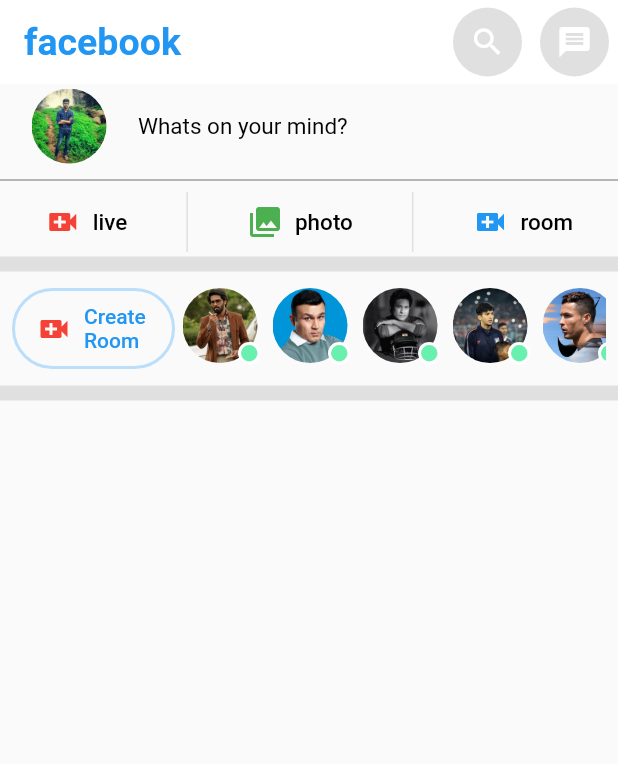
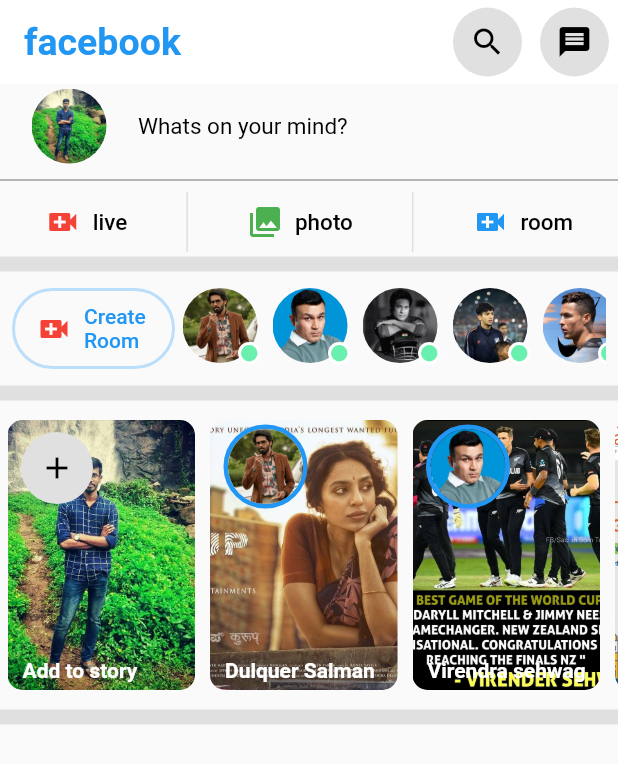
Before and after one commit to samueljazzjohn/flutter_facebook_clone, a Flutter app: the screen it shows after launch, on a phone screen of 412 x 824 dp. Shown: the top 764 px of the screen. Run offline on Flutter 3.47's test engine with Material 2 defaults, Android fonts, the phone set to English and light mode, and no system bars.

Commit message:
Story section completed

```diff
--- a/lib/Home.dart
+++ b/lib/Home.dart
@@ -2,14 +2,23 @@
 import 'package:flutter_facebook_clone/Sections/headerSectionButtons.dart';
 import 'package:flutter_facebook_clone/Sections/roomSections.dart';
 import 'package:flutter_facebook_clone/Sections/statusSection.dart';
-import 'package:flutter_facebook_clone/Widgets/appBarWidget.dart';
-import '';
+import 'package:flutter_facebook_clone/Sections/storySection.dart';
+import 'package:flutter_facebook_clone/Widgets/circularButton.dart';
 
 class Home extends StatelessWidget {
   const Home({Key? key}) : super(key: key);
 
   @override
   Widget build(BuildContext context) {
+      const Widget thinDivider=const Divider(
+              thickness: 1,
+              color:Colors.grey,
+            );
+      Widget thickDivider=Divider(
+              thickness: 10,
+              color: Colors.grey[300],
+            );
+
     return MaterialApp(
       title: 'facebook',
       theme: ThemeData(
@@ -28,12 +37,12 @@
             ),
           ),
           actions: [
-            AppBarWidget(
+            CircularButton(
                 buttonIcon: Icons.search,
                 buttonAction: () {
                   // print('Go to search page');
                 }),
-            AppBarWidget(
+            CircularButton(
                 buttonIcon: Icons.message,
                 buttonAction: () {
                   // print('go to messanger');
@@ -43,20 +52,13 @@
         body: ListView(
           children: [
             const  StatusSection(),
-            const Divider(
-              thickness: 1,
-              color:Colors.grey,
-            ),
+            thinDivider,
             HeaderSectionButtons(),
-            Divider(
-              thickness: 10,
-              color: Colors.grey[300],
-            ),
+            thickDivider,
             const RoomSection(),
-            Divider(
-              thickness: 10,
-              color: Colors.grey[300],
-            ),
+            thickDivider,
+            StorySection(),
+            thickDivider,
           ],
         ),
       ),
--- /dev/null
+++ b/lib/Sections/storySection.dart
@@ -0,0 +1,54 @@
+import 'package:flutter/material.dart';
+import 'package:flutter_facebook_clone/Widgets/storyCard.dart';
+import 'package:flutter_facebook_clone/assets.dart';
+
+class StorySection extends StatelessWidget {
+  const StorySection({Key? key}) : super(key: key);
+
+  @override
+  Widget build(BuildContext context) {
+    return Container(
+      height: 200,
+      child: ListView(
+        scrollDirection: Axis.horizontal,
+        children: [
+          StoryCard(
+            labelText: 'Add to story',
+            avatar: sam,
+            story: sam,
+            storyStatus: true,
+          ),
+          StoryCard(
+            labelText: 'Dulquer Salman',
+            avatar: dq,
+            story: dqPost,
+          ),
+          StoryCard(
+            labelText: 'Virendra sehwag',
+            avatar: viru,
+            story: viruPost,
+
+          ),
+          StoryCard(
+            labelText: 'Sachin Tendulkar',
+            avatar: sachin,
+            story: sachinPost,
+
+          ),
+          StoryCard(
+            labelText: 'Sahal Samad',
+            avatar: sahal,
+            story: sahalPost,
+
+          ),
+          StoryCard(
+            labelText: 'Cristiano Ronaldo',
+            avatar: cr7,
+            story: cr7Post,
+
+          ),
+        ],
+      ),
+    );
+  }
+}
--- a/lib/Widgets/appBarWidget.dart
+++ /dev/null
@@ -1,20 +0,0 @@
-import 'package:flutter/material.dart';
-
-class AppBarWidget extends StatelessWidget {
-  final IconData buttonIcon;
-  final void Function() buttonAction;
-  const AppBarWidget({ Key? key ,required this.buttonIcon,required this.buttonAction}) : super(key: key);
-
-  @override
-  Widget build(BuildContext context) {
-    return Container(
-      margin: const EdgeInsets.all(5),
-      decoration: BoxDecoration(
-        color: Colors.grey[300],
-        shape : BoxShape.circle,
-      ),
-      child: IconButton(onPressed: buttonAction,icon: Icon(buttonIcon),),
-
-    );
-  }
-}
--- a/lib/Widgets/avatar.dart
+++ b/lib/Widgets/avatar.dart
@@ -3,12 +3,24 @@
 class Avatar extends StatelessWidget {
   final String displayImage;
   final bool displayStatus;
-  const Avatar({Key? key, required this.displayImage,required this.displayStatus}) : super(key: key);
+  final bool displayBorder;
+  const Avatar(
+      {Key? key,
+      required this.displayImage,
+      required this.displayStatus,
+      this.displayBorder = false})
+      : super(key: key);
 
   @override
   Widget build(BuildContext context) {
     return Stack(children: [
       Container(
+        decoration: BoxDecoration(
+          shape: BoxShape.circle,
+          border: displayBorder
+              ? Border.all(color: Colors.blue, width: 3)
+              : Border(),
+        ),
         padding: EdgeInsets.only(right: 5, left: 5),
         child: ClipRRect(
             borderRadius: BorderRadius.circular(100),
--- /dev/null
+++ b/lib/Widgets/circularButton.dart
@@ -0,0 +1,28 @@
+import 'package:flutter/material.dart';
+
+class CircularButton extends StatelessWidget {
+  final IconData buttonIcon;
+  final void Function() buttonAction;
+  final Color iconColor;
+  CircularButton(
+      {Key? key,
+      required this.buttonIcon,
+      required this.buttonAction,
+      this.iconColor = Colors.black})
+      : super(key: key);
+
+  @override
+  Widget build(BuildContext context) {
+    return Container(
+      margin: const EdgeInsets.all(5),
+      decoration: BoxDecoration(
+        color: Colors.grey[300],
+        shape: BoxShape.circle,
+      ),
+      child: IconButton(
+        onPressed: buttonAction,
+        icon: Icon(buttonIcon,color:iconColor),
+      ),
+    );
+  }
+}
--- /dev/null
+++ b/lib/Widgets/storyCard.dart
@@ -0,0 +1,41 @@
+import 'package:flutter/material.dart';
+import 'package:flutter_facebook_clone/Widgets/avatar.dart';
+import 'package:flutter_facebook_clone/Widgets/circularButton.dart';
+import 'package:flutter_facebook_clone/assets.dart';
+
+class StoryCard extends StatelessWidget {
+  final String labelText;
+  final String avatar;
+  final String story;
+  final bool storyStatus;
+
+  const StoryCard({Key? key,required this.labelText,required this.avatar,required this.story,this.storyStatus=false}) : super(key: key);
+
+  @override
+  Widget build(BuildContext context) {
+    return Container(
+      width: 125,
+      margin: EdgeInsets.only(right: 5, left: 5, top: 10, bottom: 10),
+      decoration: BoxDecoration(
+          image: DecorationImage(image: AssetImage(story), fit: BoxFit.cover),
+          borderRadius: BorderRadius.circular(10)),
+      child: Stack(children: [
+        Positioned(
+            top: 3,
+            left: 4,
+            child: storyStatus ? CircularButton(
+                buttonIcon: Icons.add,
+                buttonAction: () {
+                  print('Strory create pressed');
+                }): Avatar(displayImage: avatar, displayStatus: false, displayBorder: true,)
+                ),
+        Positioned(
+            bottom: 5,
+            left: 10,
+            child: Text(labelText,
+                style: TextStyle(
+                    color: Colors.white, fontWeight: FontWeight.bold)))
+      ]),
+    );
+  }
+}
--- a/lib/assets.dart
+++ b/lib/assets.dart
@@ -9,3 +9,8 @@
 String viru = 'assets/Images/avatar/viru.jpg';
 
 // Posts
+String dqPost = 'assets/Images/posts/dq_post.jpg';
+String sachinPost = 'assets/Images/posts/sachin_post.jpg';
+String sahalPost = 'assets/Images/posts/sahal_post.jpg';
+String cr7Post = 'assets/Images/posts/cr7_post.jpg';
+String viruPost = 'assets/Images/posts/viru_post.jpg';
```
Lines whose indentation alone changed are shown as unchanged.
